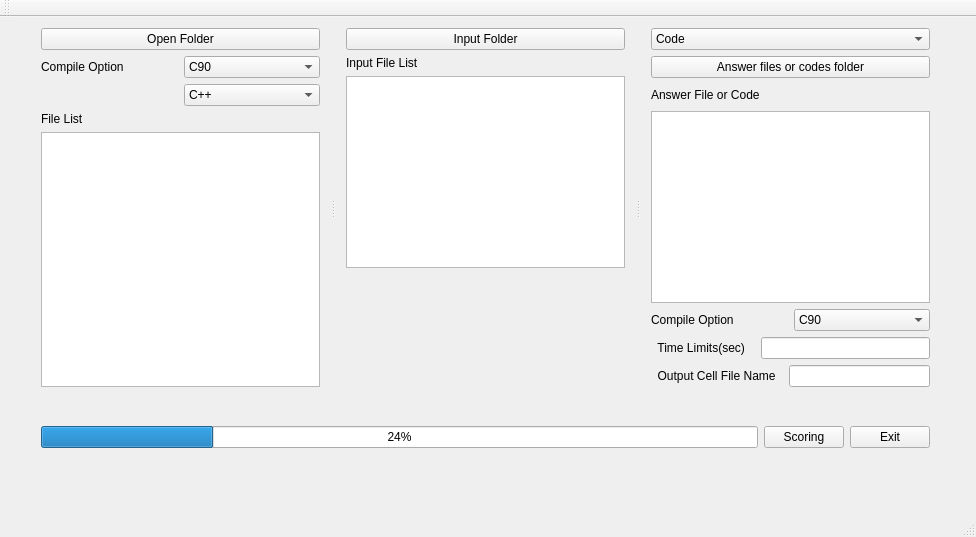
Before: the Qt Designer form CodeScoring/mainwindow.ui in weightle55/W55CodeScoring, drawn with Qt 5.
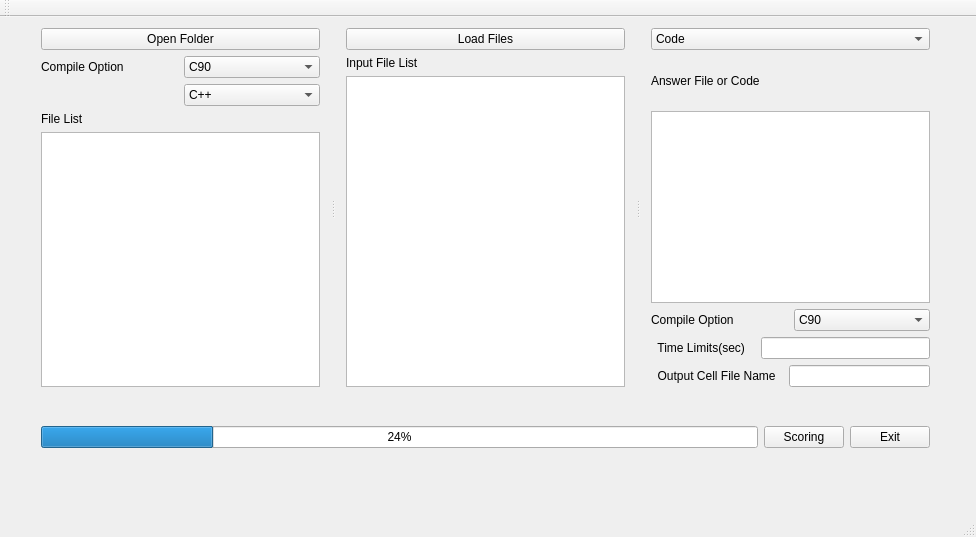
After: the same form once the commit is applied.

Patch:
```diff
--- a/CodeScoring/mainwindow.ui
+++ b/CodeScoring/mainwindow.ui
@@ -132,7 +132,7 @@
       <item>
        <widget class="QPushButton" name="inputFolderButton">
         <property name="text">
-         <string>Input Folder</string>
+         <string>Load Files</string>
         </property>
        </widget>
       </item>
@@ -146,22 +146,6 @@
       <item>
        <widget class="QListWidget" name="InputFileList"/>
       </item>
-      <item>
-       <spacer name="verticalSpacer">
-        <property name="orientation">
-         <enum>Qt::Vertical</enum>
-        </property>
-        <property name="sizeType">
-         <enum>QSizePolicy::Expanding</enum>
-        </property>
-        <property name="sizeHint" stdset="0">
-         <size>
-          <width>0</width>
-          <height>0</height>
-         </size>
-        </property>
-       </spacer>
-      </item>
      </layout>
     </widget>
     <widget class="QWidget" name="verticalLayoutWidget_3">
@@ -180,13 +164,6 @@
         </item>
        </widget>
       </item>
-      <item>
-       <widget class="QPushButton" name="answerFolderButton">
-        <property name="text">
-         <string>Answer files or codes folder</string>
-        </property>
-       </widget>
-      </item>
       <item>
        <widget class="QLabel" name="label_4">
         <property name="text">
```
Left out of the diff: 2 changed lines with no effect on the pictures.
